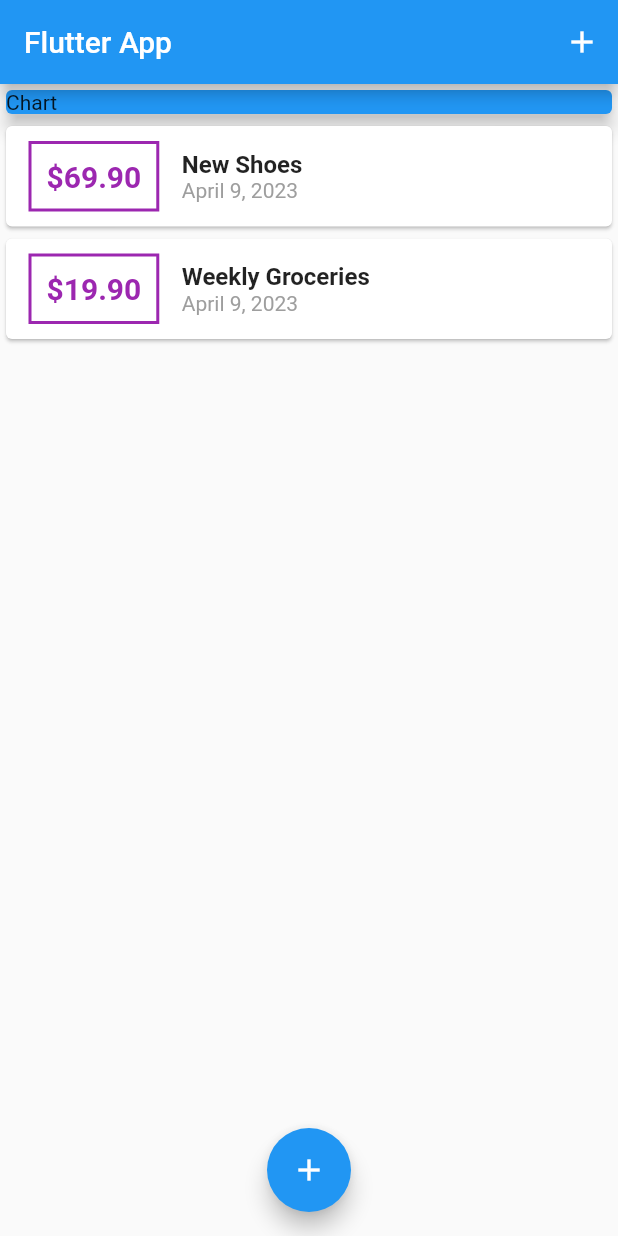
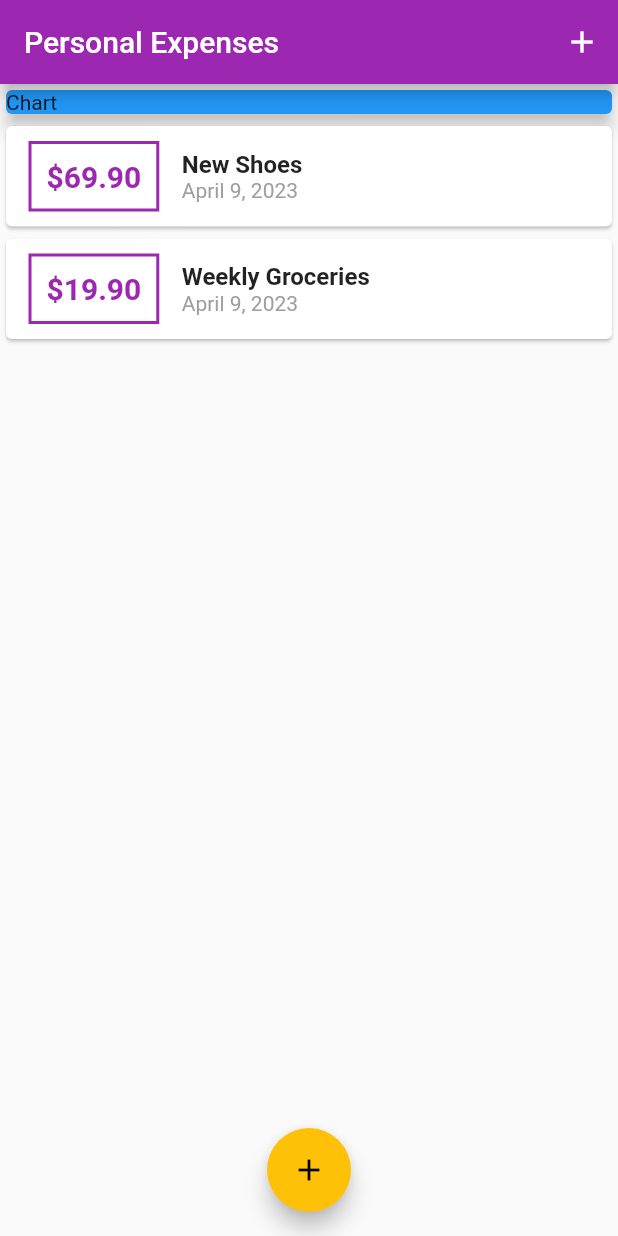
Before and after one commit to Trung-Hieu-Dev/flutter-crud-personal-expenses-app, a Flutter app: the screen it shows after launch, on a phone screen of 412 x 824 dp. Run offline on Flutter 3.47's test engine with Material 2 defaults, Android fonts, the phone set to English and light mode, and no system bars.

Commit message:
Define default color for entire app by ThemeData

```diff
--- a/lib/main.dart
+++ b/lib/main.dart
@@ -10,7 +10,12 @@ class MyApp extends StatelessWidget {
   @override
   Widget build(BuildContext context) {
     return MaterialApp(
-      title: 'Flutter App',
+      title: 'Personal Expenses',
+      theme: ThemeData(
+        //set default color for entire app
+        primarySwatch: Colors.purple,
+        accentColor: Colors.amber,
+      ),
       home: MyHomePage(),
     );
   }
@@ -66,7 +71,7 @@ class _MyHomePageState extends State<MyHomePage> {
   Widget build(BuildContext context) {
     return Scaffold(
       appBar: AppBar(
-        title: Text('Flutter App'),
+        title: Text('Personal Expenses'),
         actions: [
           IconButton(
             onPressed: () => _startAddNewTransaction(context),
--- a/lib/widgets/transaction_list.dart
+++ b/lib/widgets/transaction_list.dart
@@ -27,8 +27,8 @@ class TransactionList extends StatelessWidget {
                   ),
                   decoration: BoxDecoration(
                     border: Border.all(
-                      color: Colors.purple,
                       width: 2,
+                      color: Theme.of(context).primaryColor,
                     ),
                   ),
                   padding: EdgeInsets.all(10),
@@ -37,7 +37,7 @@ class TransactionList extends StatelessWidget {
                     style: TextStyle(
                       fontWeight: FontWeight.bold,
                       fontSize: 20,
-                      color: Colors.purple,
+                      color: Theme.of(context).primaryColor,
                     ),
                   ),
                 ),
```
